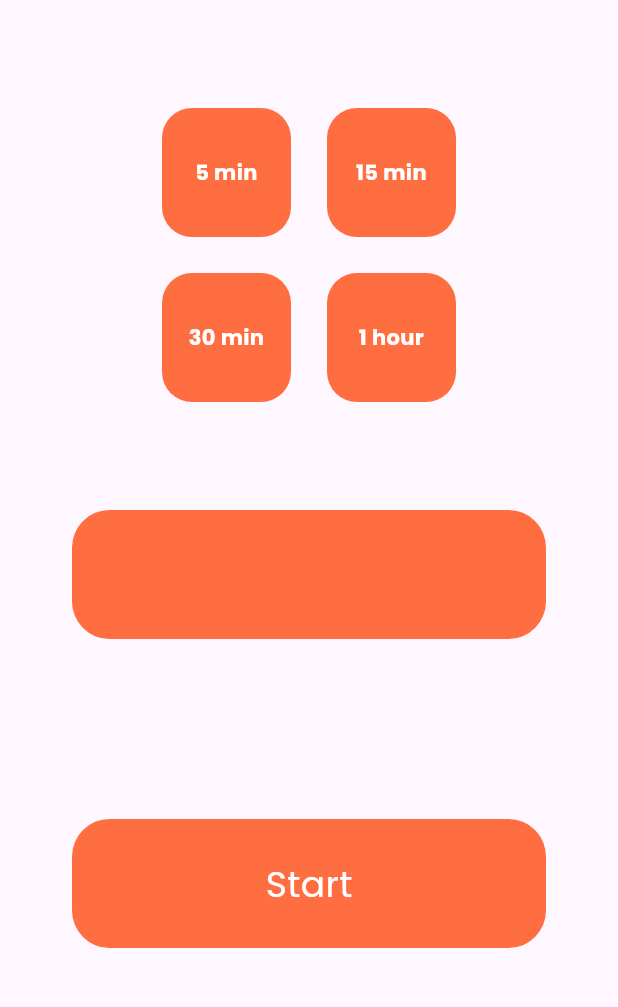
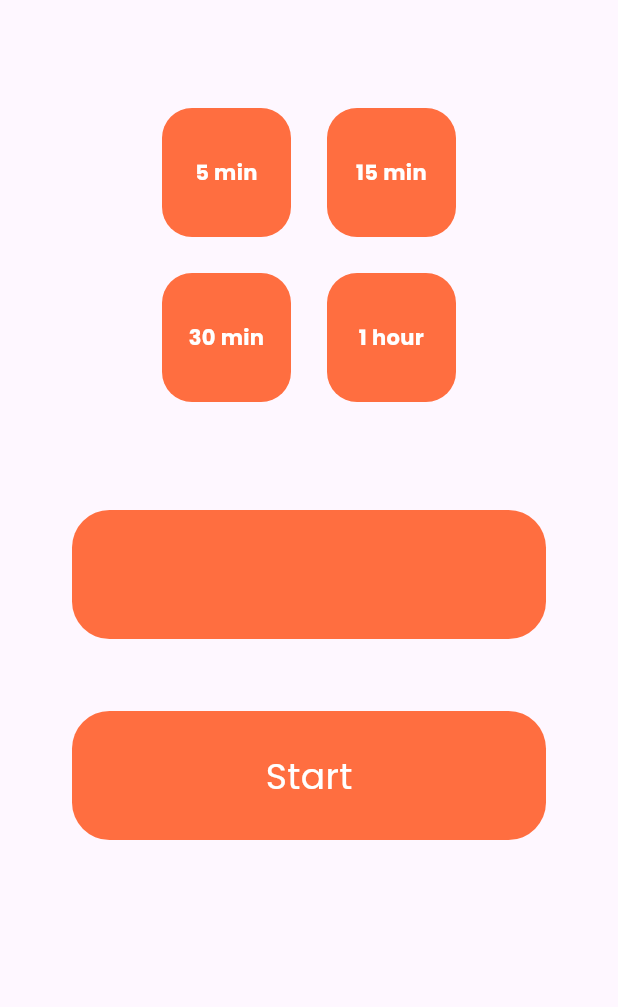
Before and after one commit to dcodevanga/doubletimeflutter, a Flutter app: the screen it shows after launch, on a phone screen of 412 x 824 dp, the part 201-1208 px from its top. Run offline on Flutter 3.47's test engine with Material 3 defaults, Android fonts, the phone set to English and light mode, and no system bars; our stand-ins replace circular_countdown_timer; missing offline and left inert: wheel_picker.

Commit message:
Made overflow fix

```diff
--- a/lib/home.dart
+++ b/lib/home.dart
@@ -226,9 +226,9 @@ class _HomeScreenState extends State<HomeScreen> {
               ),
             ),
 
-            SizedBox(
-              height: 24,
-            ),
+            // SizedBox(
+            //   height: 18,
+            // ),
             GestureDetector(
               onTap: () {
                 durationFromWheel = seconds + (minutes * 60) + (hours * 60 * 60);
@@ -237,7 +237,7 @@ class _HomeScreenState extends State<HomeScreen> {
               },
               child: Container(
                 height: 86,
-                margin: EdgeInsets.all(48),
+                margin: EdgeInsets.symmetric(horizontal: 48),
                 alignment: Alignment.center,
                 decoration: BoxDecoration(
                   color: Colors.deepOrangeAccent,
```
